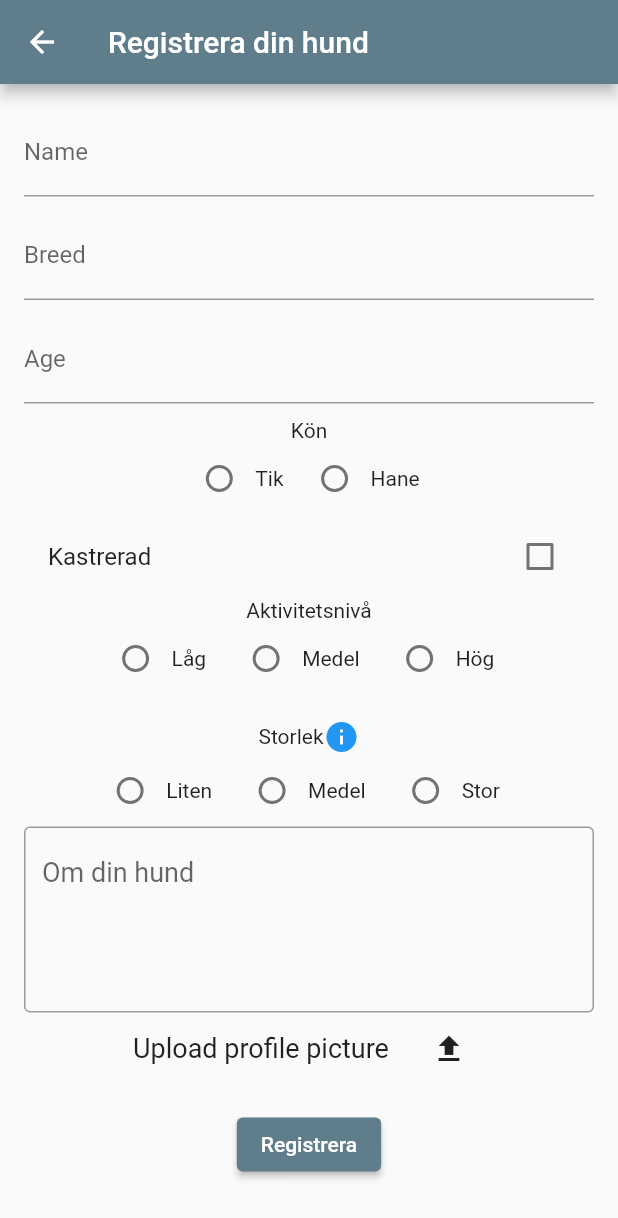
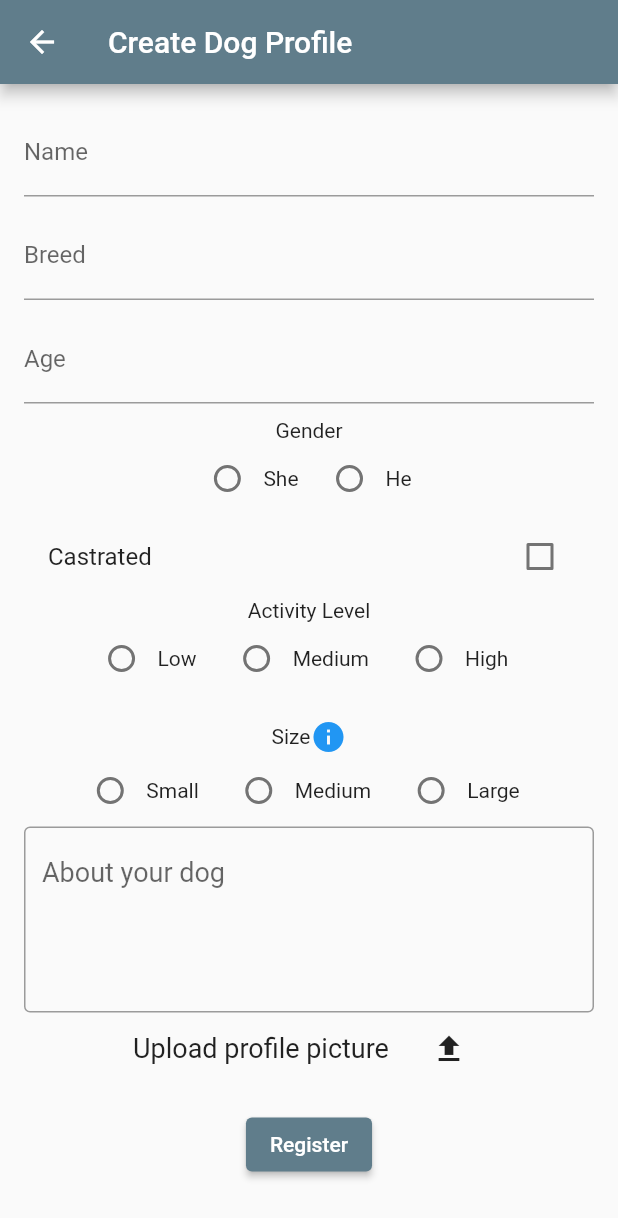
Before and after one commit to joas47/Bark_Buddy, a Flutter app: the RegisterDogPage screen opened directly, on a phone screen of 412 x 824 dp. Shown: the top 1218 px of the screen. Run offline on Flutter 3.47's test engine with Material 2 defaults, Android fonts, the phone set to English and light mode, and no system bars; our stand-ins replace cloud_firestore, firebase_auth, firebase_core, firebase_storage, image_picker; accounts and stored records are empty.

Commit message:
//language to english has been updated, except for the lower bar

```diff
--- a/lib/make_dog_profile_page.dart
+++ b/lib/make_dog_profile_page.dart
@@ -28,9 +28,9 @@ class _RegisterDogPageState extends State<RegisterDogPage> {
   // TODO: make this a file
   String? _profilePic = '';
 
-  final List<String> _genderOptions = ['Tik', 'Hane'];
-  final List<String> _activityOptions = ['Låg', 'Medel', 'Hög'];
-  final List<String> _sizeOptions = ['Liten', 'Medel', 'Stor'];
+  final List<String> _genderOptions = ['She', 'He'];
+  final List<String> _activityOptions = ['Low', 'Medium', 'High'];
+  final List<String> _sizeOptions = ['Small', 'Medium', 'Large'];
 
   final _nameController = TextEditingController();
   final _breedController = TextEditingController();
@@ -41,7 +41,7 @@ class _RegisterDogPageState extends State<RegisterDogPage> {
   Widget build(BuildContext context) {
     return Scaffold(
       appBar: AppBar(
-        title: const Text('Registrera din hund'),
+        title: const Text('Create Dog Profile'),
       ),
       body: SingleChildScrollView(
           child: Padding(
@@ -78,13 +78,13 @@ class _RegisterDogPageState extends State<RegisterDogPage> {
                   ),
                   keyboardType: TextInputType.number,
                   onChanged: (value) {
-                    //changed below from "//int.tryParse(value) ?? 0;" to "int.parse(value);"
+
                     _age = int.tryParse(value) ?? 0;
 
                   },
                 ),
                 const SizedBox(height: 10.0),
-                const Text("Kön"),
+                const Text("Gender"),
                 Row(
                   mainAxisAlignment: MainAxisAlignment.center,
                   children: _genderOptions
@@ -106,7 +106,7 @@ class _RegisterDogPageState extends State<RegisterDogPage> {
                       .toList(),
                 ),
                 CheckboxListTile(
-                  title: const Text('Kastrerad'),
+                  title: const Text('Castrated'),
                   value: _isCastrated,
                   onChanged: (value) {
                     setState(() {
@@ -114,7 +114,7 @@ class _RegisterDogPageState extends State<RegisterDogPage> {
                     });
                   },
                 ),
-                const Text("Aktivitetsnivå"),
+                const Text("Activity Level"),
                 // TODO: add a tooltip
             Row(
                   mainAxisAlignment: MainAxisAlignment.center,
@@ -140,7 +140,7 @@ class _RegisterDogPageState extends State<RegisterDogPage> {
                 Row(
                   mainAxisAlignment: MainAxisAlignment.center,
                   children: const [
-                    Text("Storlek"),
+                    Text("Size"),
                     // TODO: add a tooltip
                     Icon(
                       Icons.info,
@@ -177,7 +177,7 @@ class _RegisterDogPageState extends State<RegisterDogPage> {
                     minLines: 4,
                     maxLines: 5,
                     decoration: InputDecoration(
-                      hintText: 'Om din hund',
+                      hintText: 'About your dog',
                       border: OutlineInputBorder(),
                     ),
                     style: TextStyle(
@@ -221,7 +221,7 @@ class _RegisterDogPageState extends State<RegisterDogPage> {
                       );
                     }
                   },
-                  child: const Text('Registrera'),
+                  child: const Text('Register'),
                 ),
               ],
             ),
--- a/lib/make_owner_profile_page.dart
+++ b/lib/make_owner_profile_page.dart
@@ -25,7 +25,7 @@ class _MakeOwnerProfilePageState extends State<MakeOwnerProfilePage> {
   String? _profilePic = '';
 
 
-  final List<String> _genderOptions = ['Man', 'Kvinna', 'Annan'];
+  final List<String> _genderOptions = ['Man', 'Woman', 'Other'];
 
   final _formKey = GlobalKey<FormState>();
   bool _autoValidate = false;
@@ -34,7 +34,7 @@ class _MakeOwnerProfilePageState extends State<MakeOwnerProfilePage> {
   Widget build(BuildContext context) {
     return Scaffold(
       appBar: AppBar(
-        title: const Text('Skapa profil'),
+        title: const Text('Create Owner Profile'),
       ),
       body: SingleChildScrollView(
         child: Padding(
@@ -52,7 +52,7 @@ class _MakeOwnerProfilePageState extends State<MakeOwnerProfilePage> {
               ),
               const SizedBox(height: 16.0),
               // TODO: move this Text so it's next to the radio buttons instead of above.
-              const Text('Kön'),
+              const Text('Gender'),
               Row(
                 mainAxisAlignment: MainAxisAlignment.center,
                 children: _genderOptions
@@ -115,12 +115,12 @@ class _MakeOwnerProfilePageState extends State<MakeOwnerProfilePage> {
       TextFormField(
         validator: (value) {
           if (value == null || value.isEmpty) {
-            return 'Please enter your Förnamn.';
+            return 'Please enter your First Name.';
           }
           return null;
         },
         decoration: const InputDecoration(
-          labelText: 'Förnamn',
+          labelText: 'FirstName',
           border: OutlineInputBorder(),
         ),
         keyboardType: TextInputType.name,
@@ -132,12 +132,12 @@ class _MakeOwnerProfilePageState extends State<MakeOwnerProfilePage> {
       TextFormField(
         validator: (value) {
           if (value == null || value.isEmpty) {
-            return 'Please enter your Efternamn.';
+            return 'Please enter your LastName.';
           }
           return null;
         },
         decoration: const InputDecoration(
-          labelText: 'Efternamn',
+          labelText: 'LastName',
           border: OutlineInputBorder(),
         ),
         keyboardType: TextInputType.name,
@@ -155,7 +155,7 @@ class _MakeOwnerProfilePageState extends State<MakeOwnerProfilePage> {
           return null;
         },
         decoration: const InputDecoration(
-          labelText: 'Ålder',
+          labelText: 'Age',
           border: OutlineInputBorder(),
         ),
         keyboardType: TextInputType.number,
@@ -167,7 +167,7 @@ class _MakeOwnerProfilePageState extends State<MakeOwnerProfilePage> {
       TextFormField(
         validator: (value) {
           if (value == null || value.isEmpty) {
-            return 'Please enter your bio.';
+            return 'Please enter your Bio.';
           }
           return null;
         },
@@ -175,7 +175,7 @@ class _MakeOwnerProfilePageState extends State<MakeOwnerProfilePage> {
         minLines: 4,
         maxLines: 8,
         decoration: const InputDecoration(
-          labelText: 'Om dig',
+          labelText: 'About you',
           border: OutlineInputBorder(),
         ),
         onChanged: (value) {
--- a/lib/view_owner_profile_page.dart
+++ b/lib/view_owner_profile_page.dart
@@ -52,7 +52,7 @@ class ViewOwnerProfile extends StatelessWidget {
                     Align(
                       alignment: Alignment.topLeft,
                       child: ElevatedButton(
-                        child: const Text('Lägg till plats'),
+                        child: const Text('Add place'),
                         onPressed: () {},
                       ),
                     ),
```
